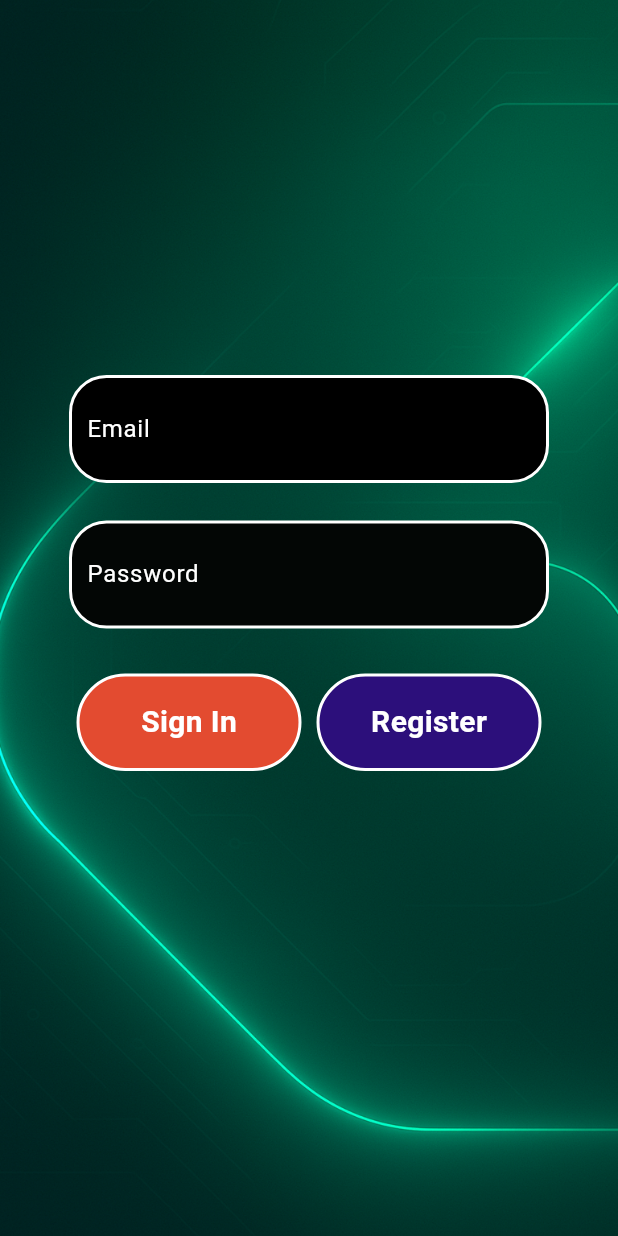
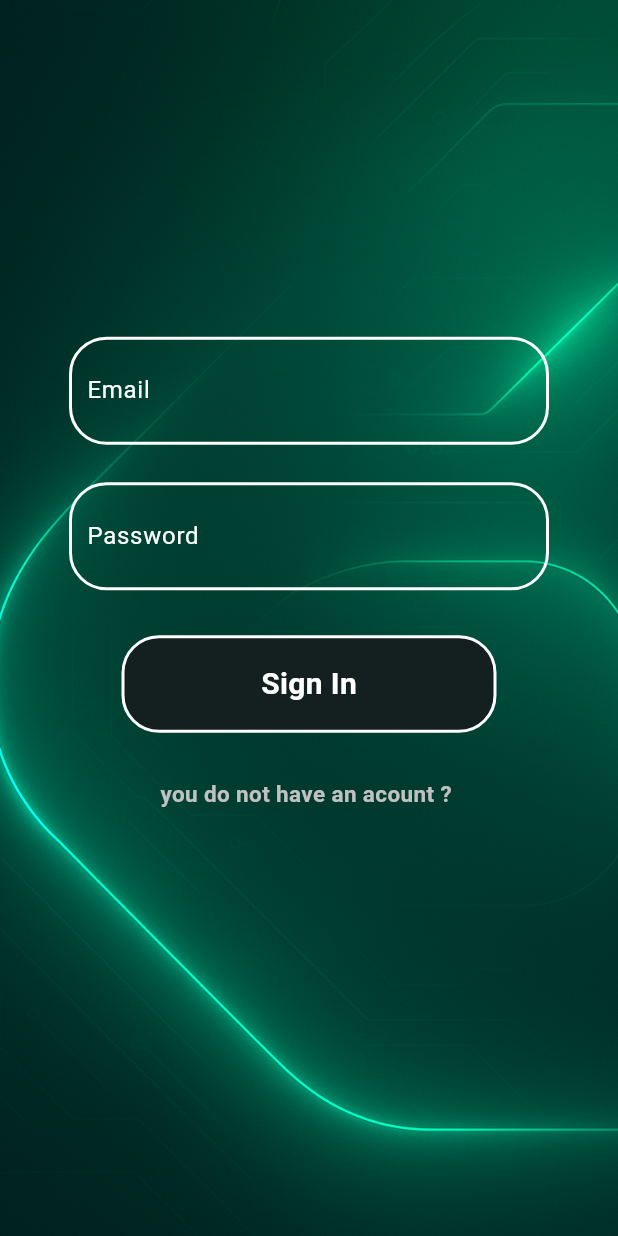
Before and after one commit to youcef-salem/startup_chatbot, a Flutter app: the screen it shows after launch, in the side drawer, after a tap on "Acount", on a phone screen of 412 x 824 dp. Run offline on Flutter 3.47's test engine with Material 3 defaults, Android fonts, the phone set to English and light mode, and no system bars; our stand-ins replace firebase_auth, firebase_core, flutter_chat_types, permission_handler, shared_preferences, speech_to_text; missing offline and left inert: dialog_flowtter; accounts and stored records are empty.

Commit message:
som chanes

```diff
--- a/lib/screens/acount.dart
+++ b/lib/screens/acount.dart
@@ -1,6 +1,7 @@
-import 'package:firebase_auth/firebase_auth.dart';
+
 import 'package:flutter/material.dart';
 import 'package:provider/provider.dart';
+import 'package:startup_chatbot/services/Web_route.dart';
 import 'package:startup_chatbot/services/auth.dart';
 
 class Acount extends StatefulWidget {
@@ -11,6 +12,7 @@ class Acount extends StatefulWidget {
 }
 
 class _AcountState extends State<Acount> {
+  WebRoute route = WebRoute();
   TextEditingController emailController = TextEditingController();
   TextEditingController passwordController = TextEditingController();
   @override
@@ -46,7 +48,7 @@ class _AcountState extends State<Acount> {
                                   width: 2,
                                 ),
                                 borderRadius: BorderRadius.circular(25),
-                                color: Colors.black,
+                                color: Colors.transparent,
                               ),
                               child: TextField(
                                 controller: emailController,
@@ -70,7 +72,7 @@ class _AcountState extends State<Acount> {
                                   width: 2,
                                 ),
                                 borderRadius: BorderRadius.circular(25),
-                                color: const Color.fromARGB(255, 3, 6, 5),
+                                color:Colors.transparent,
                               ),
                               child: TextField(
                                 controller: passwordController,
@@ -88,71 +90,89 @@ class _AcountState extends State<Acount> {
                         ),
                       ),
                       SizedBox(height: 30),
-                      Row(
+                    Column(
                         mainAxisAlignment: MainAxisAlignment.center,
                         children: [
                           Container(
-                            width: 150,
+                            width: 250,
                             padding: EdgeInsets.all(16),
-                            margin: EdgeInsets.only(bottom: 60),
+                            margin: EdgeInsets.only(bottom:20),
                             decoration: BoxDecoration(
                               border: Border.all(color: Colors.white, width: 2),
-                              borderRadius: BorderRadius.circular(50),
-                              color: const Color.fromARGB(255, 227, 75, 48),
+                              borderRadius: BorderRadius.circular(25),
+                              color: const Color.fromARGB(255, 20, 32, 31),
                             ),
                             child: Center(
                               child: GestureDetector(
-                                onTap: () {
-                                  // Handle sign-in action
-
+                                onTap: () async {
                                   try {
-  value.signIn(
-    email:emailController.text.trim(),
+                                    final credential = await value.signIn(
+                                      email: emailController.text.trim(),
                                       password: passwordController.text.trim(),
                                     );
+                                    if (credential != null) {
                                       print("Sign in successful");
-} on FirebaseAuthException catch (e) {
-    if (e.code == 'user-not-found') {
-      print('No user found for that email.');
-    } else if (e.code == 'wrong-password') {
-      print('Wrong password provided for that user.');
-    } else {
-      print('Error: ${e.message}');
+                                      // Navigate to home or show success message
                                     }
+                                  } catch (e) {
+                                    // Show error to user
+                                    ScaffoldMessenger.of(context).showSnackBar(
+                                      SnackBar(
+                                        content: Text(e.toString()),
+                                        backgroundColor: Colors.red,
+                                      ),
+                                    );
                                   }
-
                                 },
-                                child: Text(
+                                child: Consumer<Auth>(
+                                  builder: (
+                                    BuildContext context,
+                                    Auth value,
+                                    Widget? child,
+                                  ) {
+                                    return value.isLoggedIn == false
+                                        ? Text(
                                           'Sign In',
                                           style: TextStyle(
                                             color: Colors.white,
                                             fontSize: 20,
                                             fontWeight: FontWeight.bold,
                                           ),
+                                        )
+                                        : Text(
+                                          value.curent_user?.uid.toString() ??
+                                              '',
+                                          style: TextStyle(
+                                            color: Colors.white,
+                                            fontSize: 20,
+                                            fontWeight: FontWeight.bold,
+                                          ),
+                                        );
+                                  },
                                 ),
                               ),
                             ),
                           ),
-                          SizedBox(width: 10),
+                          SizedBox(height: 10,),
                           Container(
-                            width: 150,
-                            padding: EdgeInsets.all(16),
+
+                            padding: EdgeInsets.all(0),
                             margin: EdgeInsets.only(bottom: 60),
                             decoration: BoxDecoration(
-                              border: Border.all(color: Colors.white, width: 2),
-                              borderRadius: BorderRadius.circular(50),
-                              color: const Color.fromARGB(255, 44, 15, 123),
+
+                              color: Colors.transparent,
                             ),
                             child: Center(
                               child: GestureDetector(
                                 onTap: () {
                                   // Handle sign-in action
+                                  route.launchWebsite('register');
                                 },
                                 child: Text(
-                                  'Register',
+                                  'you do not have an acount ? ',
                                   style: TextStyle(
-                                    color: Colors.white,
-                                    fontSize: 20,
+                                    color: const Color.fromARGB(255, 193, 193, 193),
+                                    fontSize: 15,
                                     fontWeight: FontWeight.bold,
                                   ),
                                 ),
--- a/lib/screens/home.dart
+++ b/lib/screens/home.dart
@@ -1,4 +1,4 @@
-import 'package:dialog_flowtter/dialog_flowtter.dart';
+
 import 'package:flutter/material.dart';
 import 'package:flutter_chat_types/flutter_chat_types.dart' as types;
 import 'package:provider/provider.dart';
--- a/lib/services/Web_route.dart
+++ b/lib/services/Web_route.dart
@@ -4,6 +4,8 @@ class WebRoute {
   Map<String, String> routes = {
 
     'contact': 'https://linktr.ee/fbstartupshall',
+    'register': 'https://moulayamine.github.io/StartUpChatBot/'
+
   };
  Future<void> launchWebsite(String site_name) async {
       // Close the drawer
@@ -12,6 +14,7 @@ class WebRoute {
       final Uri _url = Uri.parse(routes[site_name] ?? 'https://linktr.ee/fbstartupshall');
       if (!await launchUrl(_url, mode: LaunchMode.externalApplication)) {
         throw 'Could not launch $site_name';
+
       }
 
   }
--- a/lib/services/recordservice.dart
+++ b/lib/services/recordservice.dart
@@ -1,4 +1,4 @@
-import 'package:dialog_flowtter/dialog_flowtter.dart';
+
 import 'package:flutter/material.dart';
 import 'package:speech_to_text/speech_to_text.dart' as stt;
 import 'package:permission_handler/permission_handler.dart';
```
Also changed, not shown: lib/model/Userfire.dart (added, +59 -0 lines), lib/screens/History.dart (+10 -5 lines), lib/services/auth.dart (+42 -6 lines), lib/services/save_data.dart (added, +44 -0 lines). Lines whose indentation alone changed are shown as unchanged.
